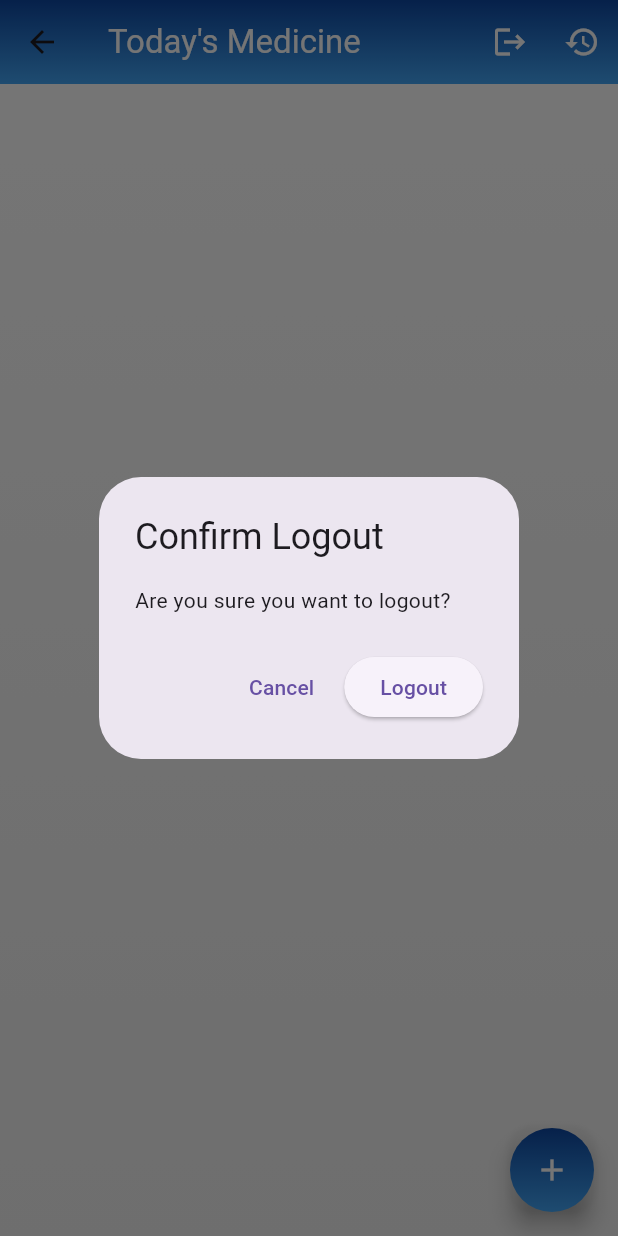
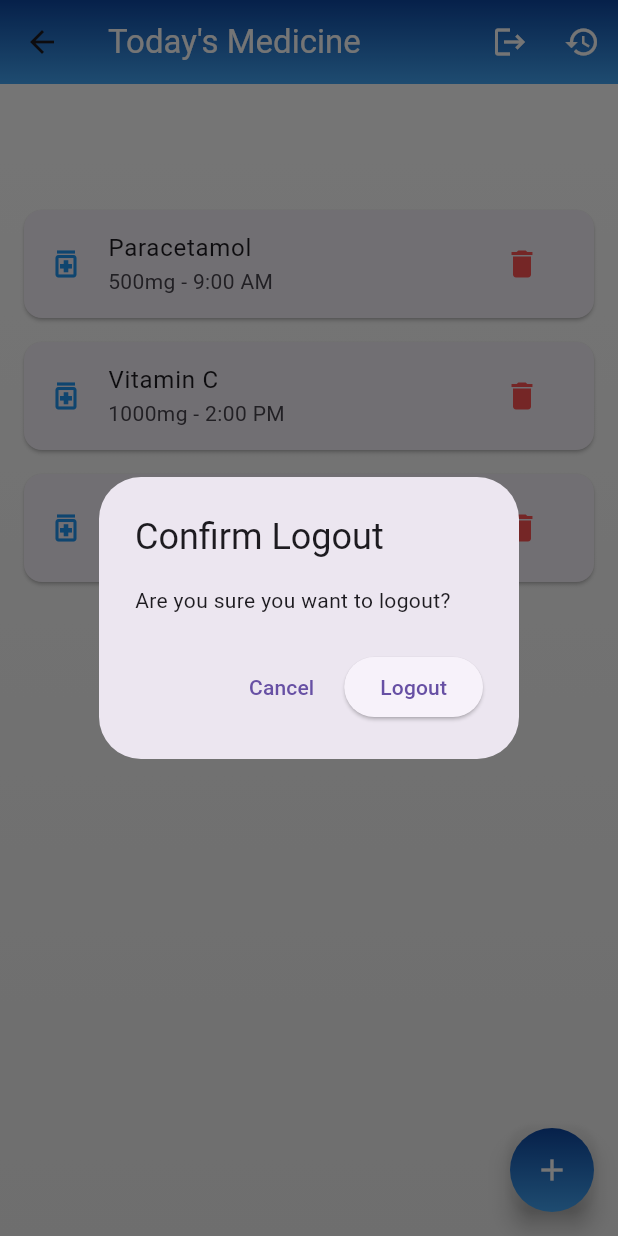
Before and after one commit to shahnewazIbrahim/medi_alert, a Flutter app: the HomeScreen screen opened directly, after a tap on the "logout" icon, on a phone screen of 412 x 824 dp. Run offline on Flutter 3.47's test engine with Material 3 defaults, Android fonts, the light colour scheme and no system bars; our stand-ins replace cloud_firestore, firebase_auth, firebase_core, flutter_local_notifications, permission_handler, timezone; accounts and stored records are empty; network calls fail.

Commit message:
demo data show for assignment

```diff
--- a/lib/screens/home_screen.dart
+++ b/lib/screens/home_screen.dart
@@ -21,34 +21,21 @@ class _HomeScreenState extends State<HomeScreen> {
   @override
   void initState() {
     super.initState();
-    requestNotificationPermission();
+    // requestNotificationPermission();
   }
 
-  Future<void> requestNotificationPermission() async {
-    if (await Permission.notification.isDenied) {
-      await Permission.notification.request();
-    }
-  }
+  // Future<void> requestNotificationPermission() async {
+  //   if (await Permission.notification.isDenied) {
+  //     await Permission.notification.request();
+  //   }
+  // }
 
   @override
   Widget build(BuildContext context) {
-    final auth = Provider.of<AuthService>(context);
-    reminderService = ReminderService(userId: auth.userId!);
+    // final auth = Provider.of<AuthService>(context);
+    // reminderService = ReminderService(userId: auth.userId!);
 
     return Scaffold(
-      // appBar: AppBar(
-      //   title: const Text("Today's Medicine", style: TextStyle(color: Colors.white)),
-      //   flexibleSpace: Container(
-      //     decoration: const BoxDecoration(
-      //       gradient: LinearGradient(
-      //         colors: [Color(0xFF0D47A1), Color(0xFF42A5F5)],
-      //         begin: Alignment.topCenter,
-      //         end: Alignment.bottomCenter,
-      //       ),
-      //     ),
-      //   ),
-      //   elevation: 0,
-      // ),
       appBar: AppBar(
         title: const Text("Today's Medicine", style: TextStyle(color: Colors.white)),
         flexibleSpace: Container(
@@ -78,21 +65,21 @@ class _HomeScreenState extends State<HomeScreen> {
                 ),
               );
 
-              if (shouldLogout == true) {
-                // context across async gap এ warning এড়াতে আগে navigator নিন
-                final navigator = Navigator.of(context);
-                // provider থেকে auth নিয়ে signOut
-                await context.read<AuthService>().signOut();
-
-                // যদি আপনার main.dart এ auth.currentUser null হলে LoginScreen দেখায়,
-                // তাহলে আলাদা করে navigate দরকার নেই। চাইলে snackbar দেখাতে পারেন:
-                ScaffoldMessenger.of(context).showSnackBar(
-                  const SnackBar(content: Text('Logged out')),
-                );
-
-                // (ঐচ্ছিক) যদি আপনি রাউটিং দিয়ে LoginScreen-এ যেতে চান:
-                // navigator.pushNamedAndRemoveUntil('/login', (route) => false);
-              }
+              // if (shouldLogout == true) {
+              //   // context across async gap এ warning এড়াতে আগে navigator নিন
+              //   final navigator = Navigator.of(context);
+              //   // provider থেকে auth নিয়ে signOut
+              //   await context.read<AuthService>().signOut();
+              //
+              //   // যদি আপনার main.dart এ auth.currentUser null হলে LoginScreen দেখায়,
+              //   // তাহলে আলাদা করে navigate দরকার নেই। চাইলে snackbar দেখাতে পারেন:
+              //   ScaffoldMessenger.of(context).showSnackBar(
+              //     const SnackBar(content: Text('Logged out')),
+              //   );
+              //
+              //   // (ঐচ্ছিক) যদি আপনি রাউটিং দিয়ে LoginScreen-এ যেতে চান:
+              //   // navigator.pushNamedAndRemoveUntil('/login', (route) => false);
+              // }
             },
           ),
           IconButton(
@@ -114,17 +101,69 @@ class _HomeScreenState extends State<HomeScreen> {
             end: Alignment.bottomCenter,
           ),
         ),
-        child: StreamBuilder<QuerySnapshot>(
-          stream: reminderService.getReminders(),
+        // child: StreamBuilder<QuerySnapshot>(
+        //   stream: reminderService.getReminders(),
+        //   builder: (context, snapshot) {
+        //     if (snapshot.hasError) {
+        //       return const Center(child: Text("Error loading reminders"));
+        //     }
+        //     if (!snapshot.hasData) {
+        //       return const Center(child: CircularProgressIndicator());
+        //     }
+        //
+        //     final reminders = snapshot.data!.docs;
+        //
+        //     if (reminders.isEmpty) {
+        //       return const Center(child: Text("No reminders yet"));
+        //     }
+        //
+        //     return ListView.builder(
+        //       padding: const EdgeInsets.only(top: kToolbarHeight + 20),
+        //       itemCount: reminders.length,
+        //       itemBuilder: (context, index) {
+        //         final doc = reminders[index];
+        //         final data = doc.data() as Map<String, dynamic>;
+        //         return Card(
+        //           margin: const EdgeInsets.symmetric(horizontal: 16, vertical: 8),
+        //           child: ListTile(
+        //             leading: const Icon(Icons.medication_outlined, color: Colors.blue),
+        //             title: Text(data['name'] ?? 'No Name'),
+        //             subtitle: Text("${data['dose']} - ${data['time']}"),
+        //             trailing: IconButton(
+        //               icon: const Icon(Icons.delete, color: Colors.redAccent),
+        //               onPressed: () => reminderService.deleteReminder(doc.id),
+        //             ),
+        //           ),
+        //         );
+        //       },
+        //     );
+        //   },
+        // ),
+        child: StreamBuilder<List<Map<String, dynamic>>>(
+          // ekhane amra ekta static stream use korchi
+          stream: Stream.value([
+            {
+              'name': 'Paracetamol',
+              'dose': '500mg',
+              'time': '9:00 AM',
+            },
+            {
+              'name': 'Vitamin C',
+              'dose': '1000mg',
+              'time': '2:00 PM',
+            },
+            {
+              'name': 'Antibiotic',
+              'dose': '250mg',
+              'time': '8:00 PM',
+            },
+          ]),
           builder: (context, snapshot) {
-            if (snapshot.hasError) {
-              return const Center(child: Text("Error loading reminders"));
-            }
             if (!snapshot.hasData) {
               return const Center(child: CircularProgressIndicator());
             }
 
-            final reminders = snapshot.data!.docs;
+            final reminders = snapshot.data!;
 
             if (reminders.isEmpty) {
               return const Center(child: Text("No reminders yet"));
@@ -134,8 +173,7 @@ class _HomeScreenState extends State<HomeScreen> {
               padding: const EdgeInsets.only(top: kToolbarHeight + 20),
               itemCount: reminders.length,
               itemBuilder: (context, index) {
-                final doc = reminders[index];
-                final data = doc.data() as Map<String, dynamic>;
+                final data = reminders[index];
                 return Card(
                   margin: const EdgeInsets.symmetric(horizontal: 16, vertical: 8),
                   child: ListTile(
@@ -144,7 +182,7 @@ class _HomeScreenState extends State<HomeScreen> {
                     subtitle: Text("${data['dose']} - ${data['time']}"),
                     trailing: IconButton(
                       icon: const Icon(Icons.delete, color: Colors.redAccent),
-                      onPressed: () => reminderService.deleteReminder(doc.id),
+                      onPressed: () {}, // demo te delete dorkar nei
                     ),
                   ),
                 );
```
Also changed, not shown: lib/screens/history_screen.dart (+110 -23 lines), lib/screens/login_screen.dart (+11 -4 lines).
